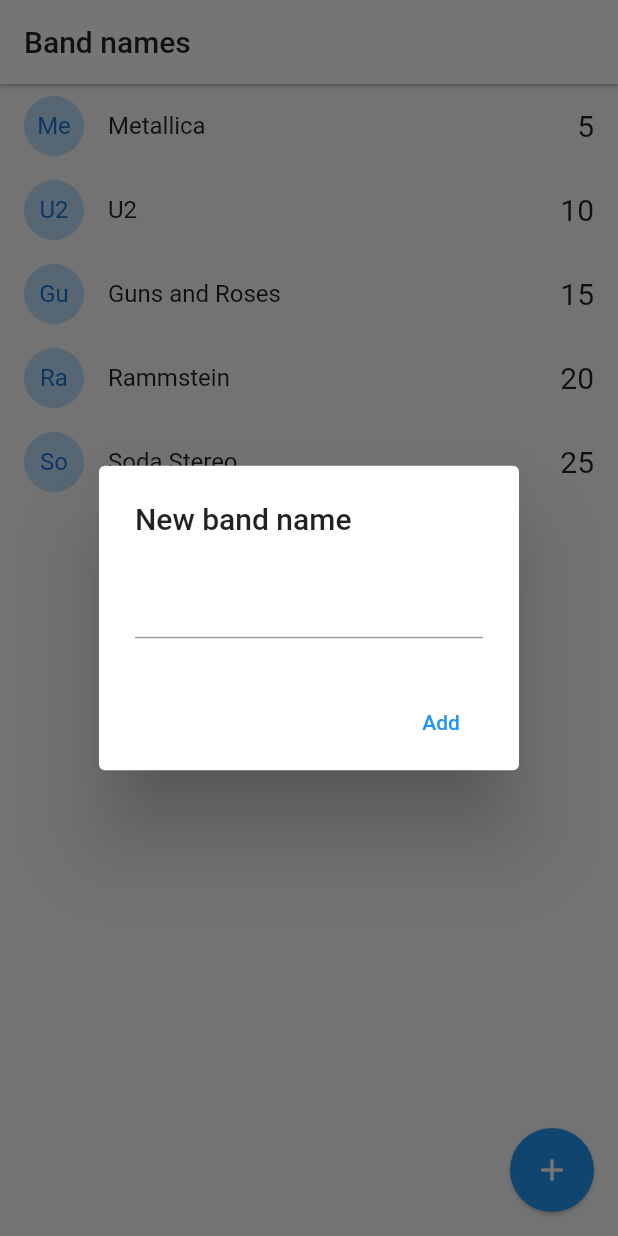
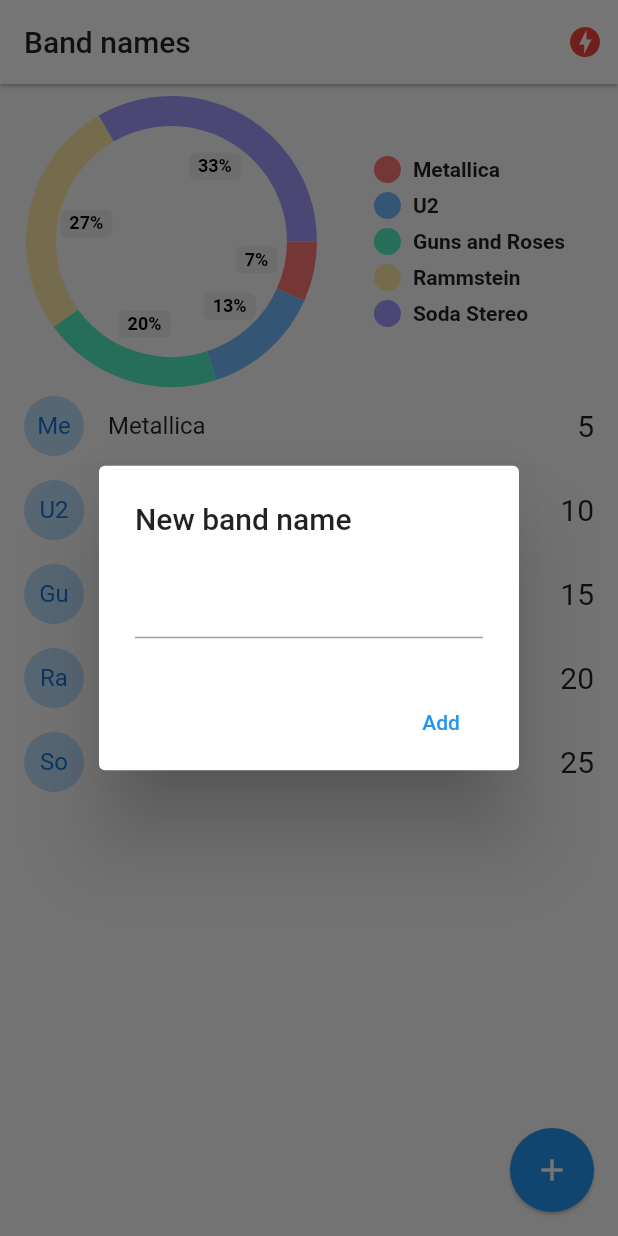
Before and after one commit to norchili/flutter-bandnames-socket, a Flutter app: the screen it shows after launch, after a tap on the "add" icon, on a phone screen of 412 x 824 dp. Run offline on Flutter 3.47's test engine with Material 2 defaults, Android fonts, the phone set to English and light mode, and no system bars; drawn by our look-alikes of pie_chart; our stand-ins replace socket_io_client; network calls fail.

Commit message:
App Terminada

```diff
--- a/lib/main.dart
+++ b/lib/main.dart
@@ -1,5 +1,8 @@
 import 'package:band_names/pages/home.dart';
+import 'package:band_names/pages/status.dart';
+import 'package:band_names/services/socket_service.dart';
 import 'package:flutter/material.dart';
+import 'package:provider/provider.dart';
 
 void main() => runApp(const MyApp());
 
@@ -8,11 +11,17 @@ class MyApp extends StatelessWidget {
 
   @override
   Widget build(BuildContext context) {
-    return MaterialApp(
-      debugShowCheckedModeBanner: false,
-      title: 'Material App',
-      initialRoute: 'home',
-      routes: {'home': (_) => const HomePage()},
+    return MultiProvider(
+      providers: [ChangeNotifierProvider(create: (_) => SocketService())],
+      child: MaterialApp(
+        debugShowCheckedModeBanner: false,
+        title: 'Material App',
+        initialRoute: 'home',
+        routes: {
+          'home': (_) => const HomePage(),
+          'status': (_) => const StatusPage()
+        },
+      ),
     );
   }
 }
--- a/lib/models/band.dart
+++ b/lib/models/band.dart
@@ -5,6 +5,8 @@ class Band {
 
   Band({required this.id, required this.name, required this.votes});
 
-  factory Band.fromMap(Map<String, dynamic> obj) =>
-      Band(id: obj['id'], name: obj['name'], votes: obj['votes']);
+  factory Band.fromMap(Map<String, dynamic> obj) => Band(
+      id: obj.containsKey('id') ? obj['id'] : 'no-id',
+      name: obj.containsKey('name') ? obj['name'] : 'no-name',
+      votes: obj.containsKey('votes') ? obj['votes'] : 0);
 }
--- a/lib/pages/home.dart
+++ b/lib/pages/home.dart
@@ -1,8 +1,12 @@
 import 'dart:io';
 
 import 'package:band_names/models/band.dart';
+import 'package:band_names/services/socket_service.dart';
 import 'package:flutter/cupertino.dart';
+import 'package:flutter/foundation.dart';
 import 'package:flutter/material.dart';
+import 'package:pie_chart/pie_chart.dart';
+import 'package:provider/provider.dart';
 
 class HomePage extends StatefulWidget {
   const HomePage({Key? key}) : super(key: key);
@@ -23,7 +27,28 @@ class _HomePageState extends State<HomePage> {
   ];
 
   @override
+  void initState() {
+    final socketService = Provider.of<SocketService>(context, listen: false);
+    socketService.socket.on('activeBands', _handleActiveBands);
+    super.initState();
+  }
+
+  _handleActiveBands(dynamic payload) {
+    bands = (payload as List).map((band) => Band.fromMap(band)).toList();
+    setState(() {});
+  }
+
+  //al destruir pantalla dejar de escuchar al socket y al evento
+  @override
+  void dispose() {
+    final socketService = Provider.of<SocketService>(context, listen: false);
+    socketService.socket.off('activeBands');
+    super.dispose();
+  }
+
+  @override
   Widget build(BuildContext context) {
+    final socketService = Provider.of<SocketService>(context);
     return Scaffold(
       appBar: AppBar(
         title: const Text(
@@ -32,24 +57,42 @@ class _HomePageState extends State<HomePage> {
         ),
         backgroundColor: Colors.white,
         elevation: 1,
+        actions: <Widget>[
+          Container(
+            margin: const EdgeInsets.only(right: 10.0),
+            child: socketService.serverStatus == ServerStatus.online
+                ? Icon(
+                    Icons.check_circle,
+                    color: Colors.blue[300],
+                  )
+                : const Icon(
+                    Icons.offline_bolt,
+                    color: Colors.red,
+                  ),
+          )
+        ],
       ),
-      body: ListView.builder(
-        itemCount: bands.length,
-        itemBuilder: (context, i) => _bandTile(bands[i]),
-      ),
+      body: Column(children: <Widget>[
+        _showGraph(),
+        Expanded(
+            child: ListView.builder(
+          itemCount: bands.length,
+          itemBuilder: (context, i) => _bandTile(bands[i]),
+        ))
+      ]),
       floatingActionButton: FloatingActionButton(
           child: const Icon(Icons.add), elevation: 1, onPressed: addNewBand),
     );
   }
 
   Widget _bandTile(Band band) {
+    final socketService = Provider.of<SocketService>(context, listen: false);
     return Dismissible(
       key: Key(band.id),
       direction: DismissDirection.startToEnd,
       onDismissed: (direction) {
-        print('$direction');
         print('id: ${band.id}');
-        // TODO: llamar el borrado en el server
+        socketService.socket.emit('delete-band', {'id': band.id});
       },
       background: Container(
         padding: const EdgeInsets.only(left: 8.0),
@@ -73,7 +116,9 @@ class _HomePageState extends State<HomePage> {
           style: const TextStyle(fontSize: 20),
         ),
         onTap: () {
+          socketService.socket.emit('vote-band', {'id': band.id});
           print(band.name);
+          print(band.id);
         },
       ),
     );
@@ -129,13 +174,31 @@ class _HomePageState extends State<HomePage> {
   }
 
   void addBandToList(String name) {
-    print(name);
+    final socketService = Provider.of<SocketService>(context, listen: false);
     if (name.length > 1) {
-      //Se pude guardar nombre
-      bands.add(Band(id: DateTime.now().toString(), name: name, votes: 0));
-      setState(() {});
+      socketService.socket.emit('add-band', {'name': name});
+      print(name);
     }
 
     Navigator.pop(context);
   }
+
+  Widget _showGraph() {
+    Map<String, double> dataMap = {};
+    bands.forEach((band) {
+      dataMap.putIfAbsent(band.name, () => band.votes.toDouble());
+    });
+
+    return Container(
+      padding: const EdgeInsets.only(top: 10.0),
+      width: double.infinity,
+      height: 200,
+      child: PieChart(
+        dataMap: dataMap,
+        chartType: ChartType.ring,
+        chartValuesOptions: const ChartValuesOptions(
+            showChartValuesInPercentage: true, decimalPlaces: 0),
+      ),
+    );
+  }
 }
--- /dev/null
+++ b/lib/services/socket_service.dart
@@ -0,0 +1,38 @@
+import 'package:flutter/material.dart';
+import 'package:socket_io_client/socket_io_client.dart';
+
+enum ServerStatus { online, offline, connecting }
+
+class SocketService with ChangeNotifier {
+  ServerStatus _serverStatus = ServerStatus.connecting;
+  late Socket _socket;
+  ServerStatus get serverStatus => _serverStatus;
+  Socket get socket => _socket;
+
+  SocketService() {
+    _initConfig();
+  }
+
+  void _initConfig() {
+    _socket = io(
+        'http://192.168.0.150:3001/',
+        OptionBuilder()
+            .setTransports(['websocket'])
+            .enableAutoConnect()
+            .build());
+
+    _socket.onConnect((_) {
+      _serverStatus = ServerStatus.online;
+      notifyListeners();
+    });
+
+    _socket.onDisconnect((_) {
+      _serverStatus = ServerStatus.offline;
+      notifyListeners();
+    });
+
+    _socket.on('nuevo-mensaje', (payload) {
+      print('Nuevo-mensaje: $payload');
+    });
+  }
+}
--- a/pubspec.yaml
+++ b/pubspec.yaml
@@ -34,6 +34,9 @@ dependencies:
   # The following adds the Cupertino Icons font to your application.
   # Use with the CupertinoIcons class for iOS style icons.
   cupertino_icons: ^1.0.2
+  socket_io_client: ^2.0.0-beta.4-nullsafety.0
+  provider: ^6.0.3
+  pie_chart: ^5.3.1
 
 dev_dependencies:
   flutter_test:
```
Also changed, not shown: lib/pages/status.dart (added, +27 -0 lines), pubspec.lock.
